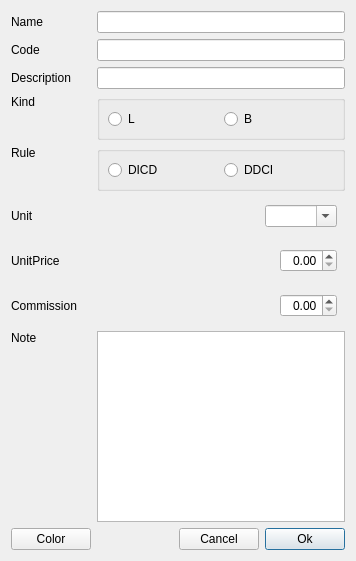
Above: dialog/insertnode/insertnodei.ui from ytxerp/ytx-client before the change. Below: the same form after it.
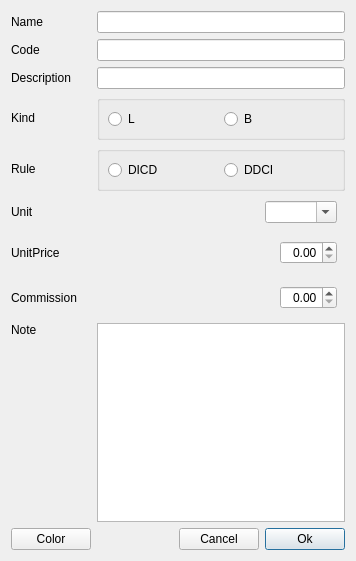
That is the form after the change. Custom widgets are drawn as their Qt base class.

Diff of the .ui file:
```diff
--- a/dialog/insertnode/insertnodei.ui
+++ b/dialog/insertnode/insertnodei.ui
@@ -199,9 +199,6 @@
      <property name="text">
       <string>Rule</string>
      </property>
-     <property name="alignment">
-      <set>Qt::AlignmentFlag::AlignLeading|Qt::AlignmentFlag::AlignLeft|Qt::AlignmentFlag::AlignTop</set>
-     </property>
      <property name="buddy">
       <cstring>rBtnDICD</cstring>
      </property>
@@ -257,9 +254,6 @@
      <property name="text">
       <string>Kind</string>
      </property>
-     <property name="alignment">
-      <set>Qt::AlignmentFlag::AlignLeading|Qt::AlignmentFlag::AlignLeft|Qt::AlignmentFlag::AlignTop</set>
-     </property>
      <property name="buddy">
       <cstring>rBtnDICD</cstring>
      </property>
@@ -385,13 +379,13 @@
       <number>8</number>
      </property>
      <property name="topMargin">
-      <number>8</number>
+      <number>4</number>
      </property>
      <property name="rightMargin">
       <number>8</number>
      </property>
      <property name="bottomMargin">
-      <number>8</number>
+      <number>4</number>
      </property>
      <item>
       <spacer name="horizontalSpacer_4">
```
